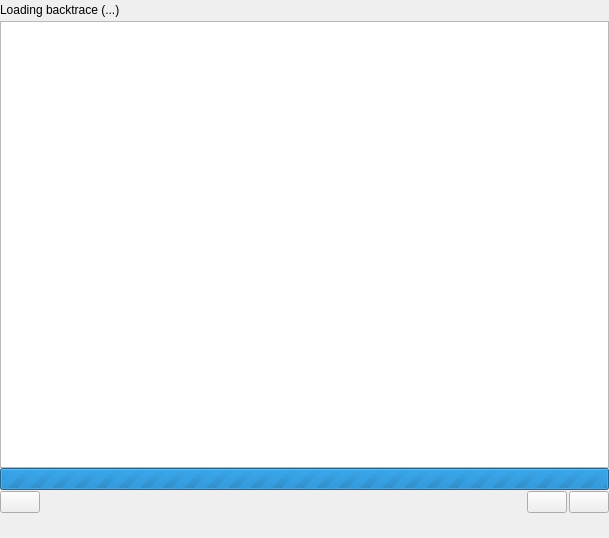
First picture: the form in drkonqi/getbacktracewidget.ui, repository KDE/kde-runtime, before the edit.
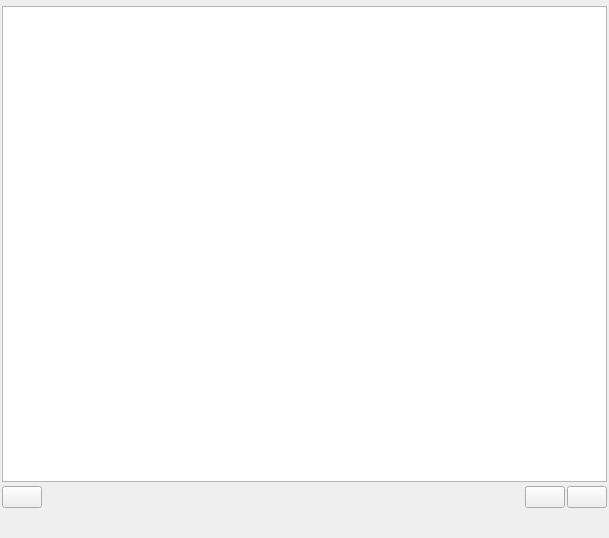
Second picture: the form after the edit. Custom widgets are drawn as their Qt base class.

Commit message:
Clean DrKonqiAssistantPage base class Added StatusWidget to show idle messages or busy states ( + dancing block progressbar ) Added lsb_release output to CrashInfo and report Use "unspecified" for the OS field on Bugzilla to avoid possible conflicst (output of uname -s could not match the field possible values ) Small fixes
Updated ToDo

```diff
--- a/drkonqi/getbacktracewidget.ui
+++ b/drkonqi/getbacktracewidget.ui
@@ -13,47 +13,17 @@
   <property name="windowTitle">
    <string>Form</string>
   </property>
-  <layout class="QGridLayout" name="gridLayout">
+  <layout class="QVBoxLayout" name="verticalLayout_4">
    <property name="margin">
-    <number>0</number>
+    <number>2</number>
    </property>
-   <property name="spacing">
-    <number>0</number>
-   </property>
-   <item row="0" column="0">
+   <item>
     <layout class="QVBoxLayout" name="verticalLayout">
      <property name="spacing">
-      <number>1</number>
+      <number>4</number>
      </property>
      <item>
-      <layout class="QHBoxLayout" name="horizontalLayout">
-       <property name="spacing">
-        <number>2</number>
-       </property>
-       <item>
-        <widget class="QLabel" name="m_statusLabel">
-         <property name="text">
-          <string>Loading backtrace (...)</string>
-         </property>
-        </widget>
-       </item>
-       <item>
-        <spacer name="horizontalSpacer">
-         <property name="orientation">
-          <enum>Qt::Horizontal</enum>
-         </property>
-         <property name="sizeHint" stdset="0">
-          <size>
-           <width>40</width>
-           <height>20</height>
-          </size>
-         </property>
-        </spacer>
-       </item>
-       <item>
-        <widget class="UsefulnessMeter" name="m_usefulnessMeter" native="true"/>
-       </item>
-      </layout>
+      <widget class="StatusWidget" name="m_statusWidget" native="true"/>
      </item>
      <item>
       <layout class="QVBoxLayout" name="verticalLayout_3">
@@ -63,16 +33,6 @@
        <item>
         <widget class="KTextBrowser" name="m_backtraceEdit"/>
        </item>
-       <item>
-        <widget class="QProgressBar" name="m_progressBar">
-         <property name="enabled">
-          <bool>true</bool>
-         </property>
-         <property name="maximum">
-          <number>0</number>
-         </property>
-        </widget>
-       </item>
       </layout>
      </item>
      <item>
@@ -147,9 +107,9 @@
    <header>ktextbrowser.h</header>
   </customwidget>
   <customwidget>
-   <class>UsefulnessMeter</class>
+   <class>StatusWidget</class>
    <extends>QWidget</extends>
-   <header>usefulnessmeter.h</header>
+   <header>statuswidget.h</header>
    <container>1</container>
   </customwidget>
  </customwidgets>
```
The commit also changes 12 other files.
